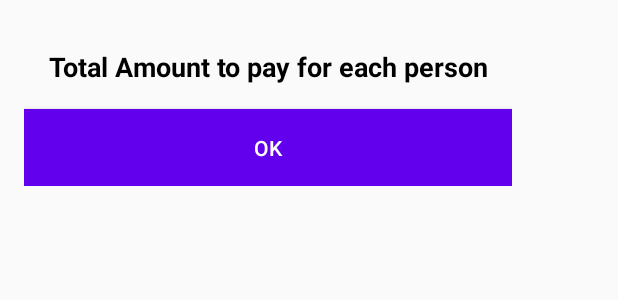
After one commit to V7128T/bill-splitting-android-studio, an Android app: the layout custom_dialog.xml on its own in the app's theme, with its tools: preview values and no code run, on a phone screen of 412 x 824 dp. The commit adds this screen. Shown: the top 300 px of the screen. Run offline under Robolectric (Android 15) with nearby library versions, the light colour scheme and no system bars.

Commit message:
added custom dialog box for displaying result calculation

```diff
--- /dev/null
+++ b/app/src/main/res/layout/custom_dialog.xml
@@ -0,0 +1,31 @@
+<?xml version="1.0" encoding="utf-8"?>
+<LinearLayout
+    xmlns:android="http://schemas.android.com/apk/res/android"
+    android:layout_width="wrap_content"
+    android:layout_height="wrap_content"
+    android:orientation="vertical"
+    android:padding="16dp">
+
+    <!-- Add your minimalist dialog content here, e.g., a TextView -->
+    <TextView
+        android:id="@+id/dialogMessage"
+        android:layout_width="wrap_content"
+        android:layout_height="wrap_content"
+        android:textColor="#000000"
+        android:textSize="18sp"
+        android:textStyle="bold"
+        android:padding="16dp"
+        android:gravity="center"
+        android:text="Total Amount to pay for each person" />
+
+    <!-- Add a single "OK" button -->
+    <Button
+        android:id="@+id/buttonOK"
+        android:layout_width="match_parent"
+        android:layout_height="wrap_content"
+        android:text="OK"
+        android:background="?attr/colorPrimary"
+        android:textColor="#FFFFFF"
+        android:padding="16dp" />
+
+</LinearLayout>
```
Also changed, not shown: app/src/main/java/my/utar/com/billsplittingapp/MainActivity.java (+32 -12 lines), app/src/main/java/my/utar/com/billsplittingapp/resultDialog.java (+44 -9 lines).
